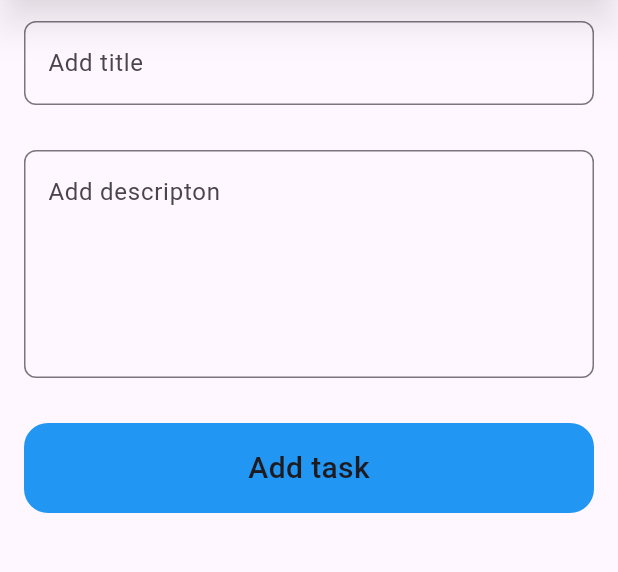
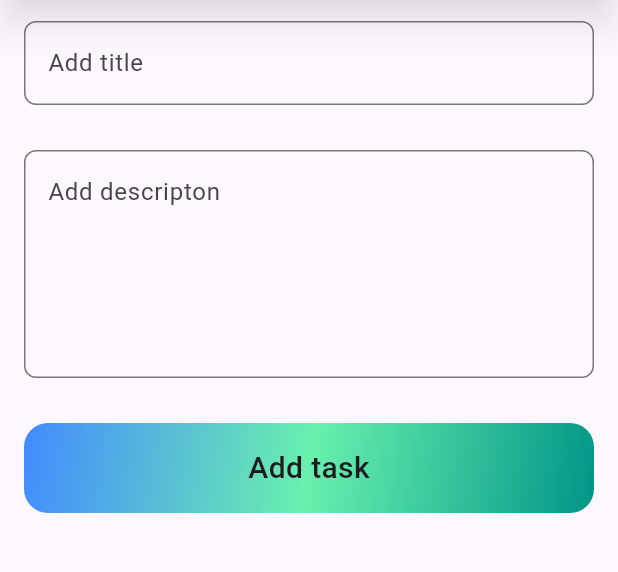
Before and after one commit to aliraza055/mytodo, a Flutter app: the Addtodo screen opened directly, on a phone screen of 412 x 824 dp, the part 87-659 px from its top. Run offline on Flutter 3.47's test engine with Material 3 defaults, Android fonts, the phone set to English and light mode, and no system bars; our stand-ins replace cloud_firestore, firebase_core, fluttertoast; accounts and stored records are empty.

Commit message:
change in button

```diff
--- a/lib/Screens/addtodo.dart
+++ b/lib/Screens/addtodo.dart
@@ -88,7 +88,12 @@ shadowColor: Colors.black.withOpacity(0.5),
                 height: 60,
                 decoration: BoxDecoration(
                   color: Colors.blue,
-                  borderRadius: BorderRadius.circular(16)
+                  borderRadius: BorderRadius.circular(16),
+                     gradient:const LinearGradient(
+         colors: [Colors.blueAccent, Colors.greenAccent, Colors.teal], //
+        begin: Alignment.topLeft,
+        end: Alignment.bottomRight,
+      ),
                 ),
                 child:const Center(
                   child: Text('Add task',style: TextStyle(fontSize: 20,fontWeight: FontWeight.w500),),
```
